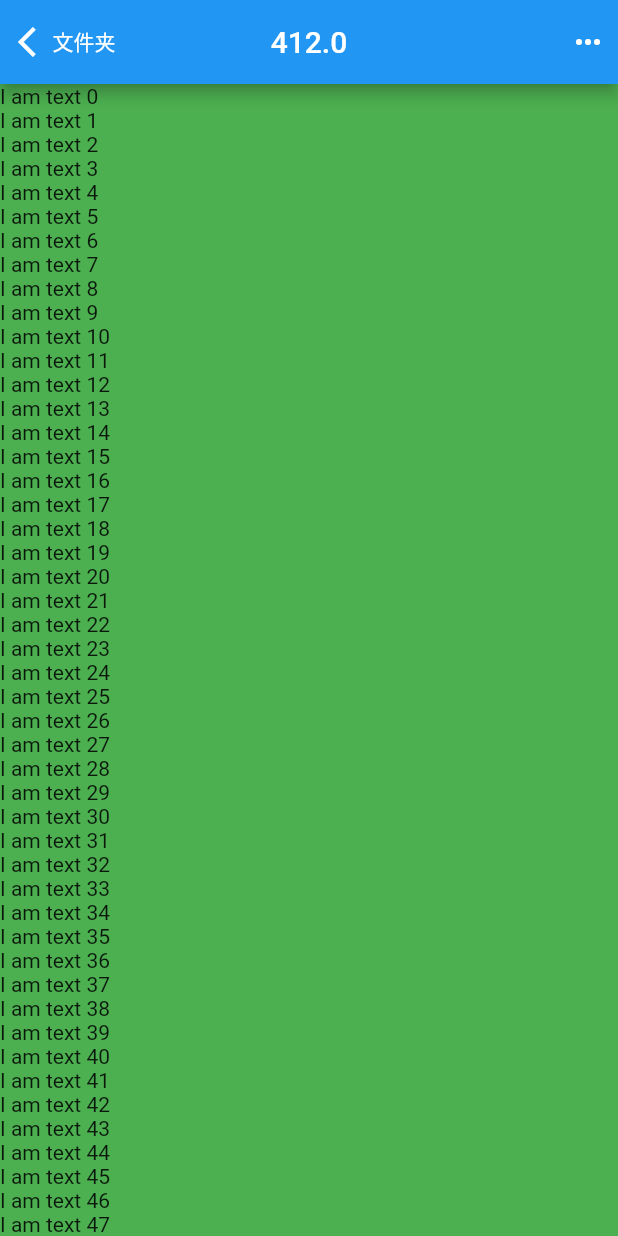
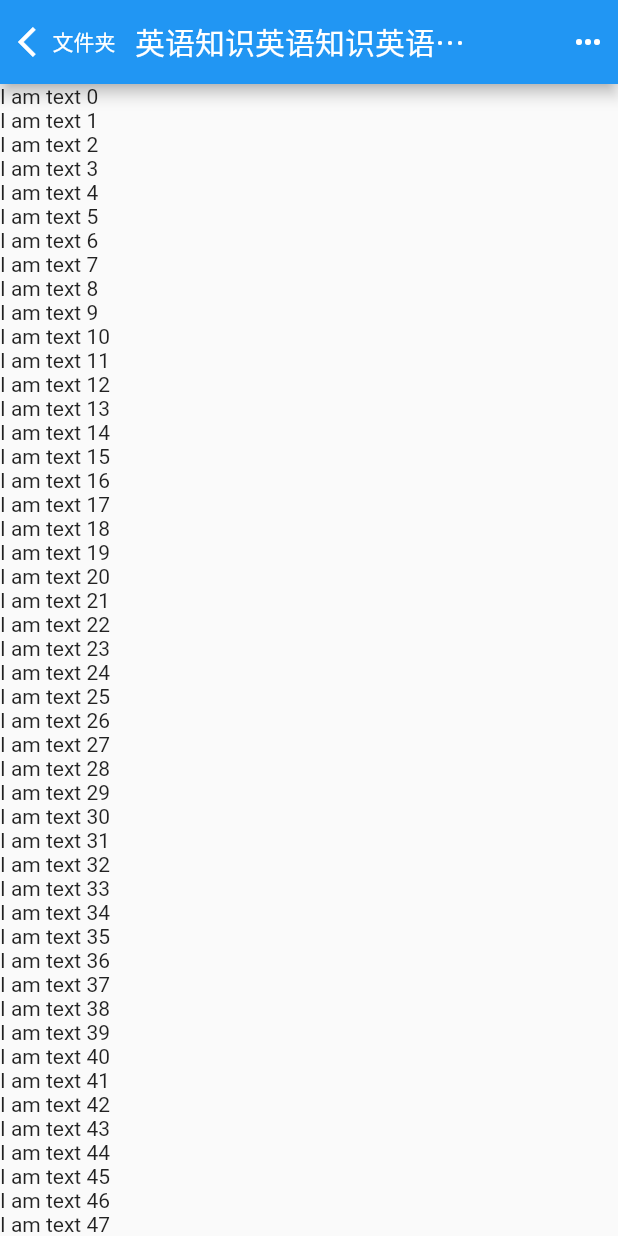
Before and after one commit to jims57/seal_note, a Flutter app: the screen it shows after launch, on a phone screen of 412 x 824 dp. Run offline on Flutter 3.47's test engine with Material 2 defaults, Android fonts, the light colour scheme and no system bars; our stand-ins replace moor, moor_ffi; generated files the repository leaves out were written again.

Commit message:
Make AppBar placed in NoteListWidget.

```diff
--- a/lib/ui/Common/AppBarWidget.dart
+++ b/lib/ui/Common/AppBarWidget.dart
@@ -1,4 +1,5 @@
 import 'package:flutter/material.dart';
+import 'package:seal_note/function/checkScreenType.dart';
 
 double _getAppBarTitleWidth(
     double screenWidth, double leadingWidth, double tailWidth) {
@@ -38,6 +39,7 @@ class AppBarWidget extends StatelessWidget with PreferredSizeWidget {
   Widget build(BuildContext context) {
     // Get screen size
     double _screenWidth = MediaQuery.of(context).size.width;
+    int _screenType = checkScreenType(_screenWidth);
 
     // Get title size
     double _titleWidth =
@@ -48,6 +50,9 @@ class AppBarWidget extends StatelessWidget with PreferredSizeWidget {
     // Get AppBar height
     double _appBarHeight = preferredSize.height;
 
+    // Margin width
+    double marigWidth = (_screenType == 1 ? leadingWidth : tailWidth);
+
     return AppBar(
       title: Stack(
         children: [
@@ -55,14 +60,16 @@ class AppBarWidget extends StatelessWidget with PreferredSizeWidget {
             child: Row(
               mainAxisAlignment: MainAxisAlignment.spaceBetween,
               children: [
-                Container(
+                (_screenType == 3
+                    ? Container()
+                    : Container(
                         width: leadingWidth,
                         height: _appBarHeight,
                         child: Stack(
                           children: _getContainerList(leadingChildren),
                           alignment: Alignment.centerLeft,
                         ),
-                ),
+                      )),
                 Container(
                   width: tailWidth,
                   height: _appBarHeight,
@@ -78,7 +85,7 @@ class AppBarWidget extends StatelessWidget with PreferredSizeWidget {
             alignment: Alignment.center,
             width: _screenWidth,
             height: _appBarHeight,
-            margin: EdgeInsets.only(left: leadingWidth, right: leadingWidth),
+            margin: EdgeInsets.only(left: marigWidth, right: marigWidth),
             child: Text('$title'),
           )
         ],
--- a/lib/ui/MasterDetailPage.dart
+++ b/lib/ui/MasterDetailPage.dart
@@ -11,7 +11,7 @@ class MasterDetailPage extends StatefulWidget {
 }
 
 class _MasterDetailPageState extends State<MasterDetailPage> {
-  int _screenType = 3; // 1 = Small, 2 = Medium, 3 = Large
+  int _screenType = 1; // 1 = Small, 2 = Medium, 3 = Large
   double _screenWidth = 0;
   double _screenHeight = 0;
 
@@ -22,31 +22,31 @@ class _MasterDetailPageState extends State<MasterDetailPage> {
     _screenType = checkScreenType(_screenWidth);
 
     return Scaffold(
-      appBar: AppBarWidget(
-        leadingChildren: [
-          IconButton(
-            icon: Icon(
-              Icons.arrow_back_ios,
-              color: Colors.white,
-            ),
-          ),
-          Text(
-            '文件夹',
-            style: TextStyle(fontSize: 14.0),
-          ),
-        ],
-        tailChildren: [
-          IconButton(
-              icon: Icon(
-            Icons.more_horiz,
-            color: Colors.white,
-          )),
-        ],
-//        title: '英语知识英语知识',
-        title: '$_screenWidth',
-        leadingWidth: 90,
-        tailWidth: 40,
-      ),
+//      appBar: AppBarWidget(
+//      leadingChildren: [
+//        IconButton(
+//          icon: Icon(
+//            Icons.arrow_back_ios,
+//            color: Colors.white,
+//          ),
+//        ),
+//        Text(
+//          '文件夹',
+//          style: TextStyle(fontSize: 14.0),
+//        ),
+//      ],
+//      tailChildren: [
+//        IconButton(
+//            icon: Icon(
+//              Icons.more_horiz,
+//              color: Colors.white,
+//            )),
+//      ],
+////        title: '英语知识英语知识',
+//      title: '$_screenWidth',
+//      leadingWidth: 90,
+//      tailWidth: 40,
+//    ),
       body: OrientationBuilder(
         builder: (context, orientation) {
           return Row(
--- a/lib/ui/NoteListWidget.dart
+++ b/lib/ui/NoteListWidget.dart
@@ -1,6 +1,9 @@
 import 'package:flutter/material.dart';
 import 'package:provider/provider.dart';
 import 'package:seal_note/data/appstate/EditingNoteModel.dart';
+import 'package:seal_note/function/checkScreenType.dart';
+
+import 'Common/AppBarWidget.dart';
 
 typedef void ItemSelectedCallback();
 
@@ -17,9 +20,42 @@ class NoteListWidget extends StatefulWidget {
 }
 
 class _NoteListWidgetState extends State<NoteListWidget> {
+  int _screenType = 1; // 1 = Small, 2 = Medium, 3 = Large
+  double _screenWidth = 0;
+
   @override
   Widget build(BuildContext context) {
-    return ListView.builder(
+    _screenWidth = MediaQuery.of(context).size.width;
+    _screenType = checkScreenType(_screenWidth);
+
+    return Scaffold(
+      appBar: AppBarWidget(
+        leadingChildren: [
+          IconButton(
+            icon: Icon(
+              Icons.arrow_back_ios,
+              color: Colors.white,
+            ),
+          ),
+          (_screenType == 2
+              ? Container()
+              : Text(
+                  '文件夹',
+                  style: TextStyle(fontSize: 14.0),
+                )),
+        ],
+        tailChildren: [
+          IconButton(
+              icon: Icon(
+            Icons.more_horiz,
+            color: Colors.white,
+          )),
+        ],
+        title: '英语知识英语知识英语知识英语知识英语知识英语知识',
+        leadingWidth: 90,
+        tailWidth: 40,
+      ),
+      body: ListView.builder(
           itemCount: widget.itemCount,
           itemBuilder: (cxt, idx) {
             int currentIndex = idx;
@@ -35,6 +71,7 @@ class _NoteListWidgetState extends State<NoteListWidget> {
                 },
               ),
             );
-        });
+          }),
+    );
   }
 }
```
Lines whose indentation alone changed are shown as unchanged.
